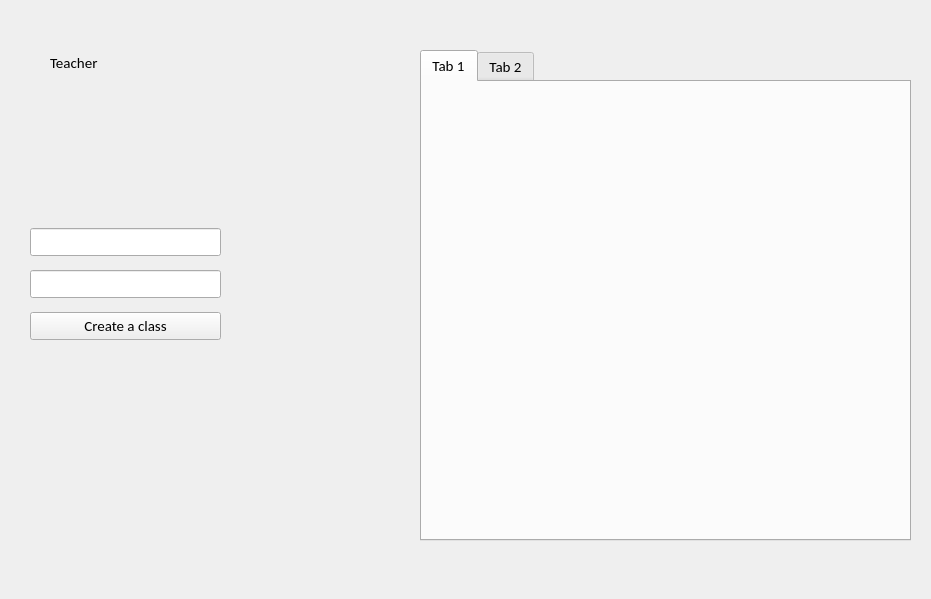
The window that studyProject/teacherwindow.ui (fenrirm/study_project) describes before a commit, drawn with Qt 5.
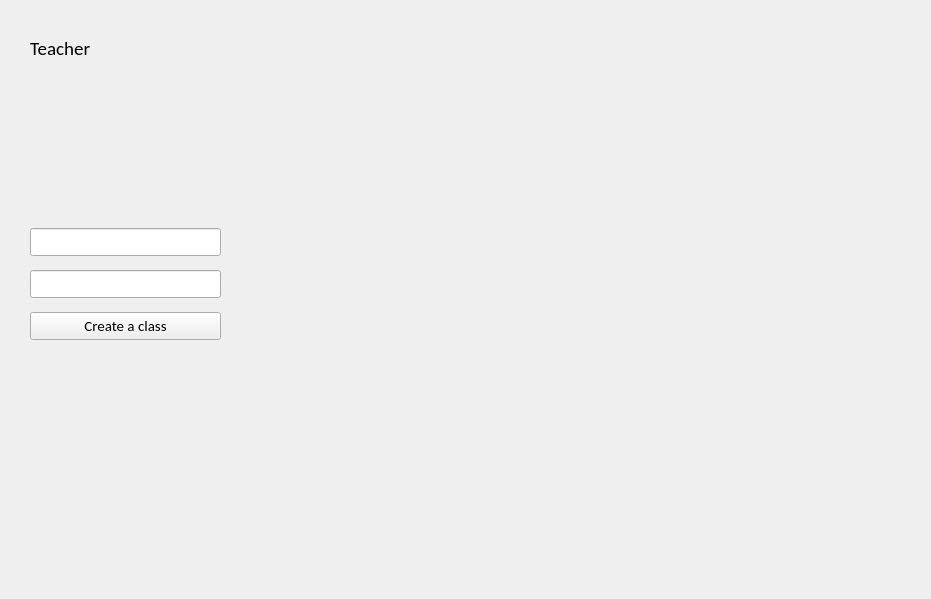
The same window after the commit. Icons and pictures are not drawn.

Commit message: added class classroomfile

Patch:
```diff
--- a/studyProject/teacherwindow.ui
+++ b/studyProject/teacherwindow.ui
@@ -68,10 +68,10 @@
    <widget class="QWidget" name="layoutWidget">
     <property name="geometry">
      <rect>
-      <x>50</x>
-      <y>40</y>
-      <width>141</width>
-      <height>151</height>
+      <x>30</x>
+      <y>30</y>
+      <width>181</width>
+      <height>161</height>
      </rect>
     </property>
     <layout class="QVBoxLayout" name="verticalLayout_2">
@@ -80,7 +80,7 @@
        <property name="font">
         <font>
          <family>Calibri</family>
-         <pointsize>11</pointsize>
+         <pointsize>14</pointsize>
         </font>
        </property>
        <property name="text">
@@ -88,12 +88,25 @@
        </property>
       </widget>
      </item>
+     <item>
+      <widget class="QLabel" name="id">
+       <property name="font">
+        <font>
+         <family>Calibri</family>
+         <pointsize>14</pointsize>
+        </font>
+       </property>
+       <property name="text">
+        <string/>
+       </property>
+      </widget>
+     </item>
      <item>
       <widget class="QLabel" name="name">
        <property name="font">
         <font>
          <family>Calibri</family>
-         <pointsize>11</pointsize>
+         <pointsize>14</pointsize>
         </font>
        </property>
        <property name="text">
@@ -106,7 +119,7 @@
        <property name="font">
         <font>
          <family>Calibri</family>
-         <pointsize>11</pointsize>
+         <pointsize>14</pointsize>
         </font>
        </property>
        <property name="text">
@@ -116,35 +129,6 @@
      </item>
     </layout>
    </widget>
-   <widget class="QTabWidget" name="tabWidget">
-    <property name="geometry">
-     <rect>
-      <x>420</x>
-      <y>50</y>
-      <width>491</width>
-      <height>491</height>
-     </rect>
-    </property>
-    <property name="font">
-     <font>
-      <family>Calibri</family>
-      <pointsize>11</pointsize>
-     </font>
-    </property>
-    <property name="currentIndex">
-     <number>0</number>
-    </property>
-    <widget class="QWidget" name="tab">
-     <attribute name="title">
-      <string>Tab 1</string>
-     </attribute>
-    </widget>
-    <widget class="QWidget" name="tab_2">
-     <attribute name="title">
-      <string>Tab 2</string>
-     </attribute>
-    </widget>
-   </widget>
   </widget>
  </widget>
  <resources/>
```
The commit also changes 19 other files.
